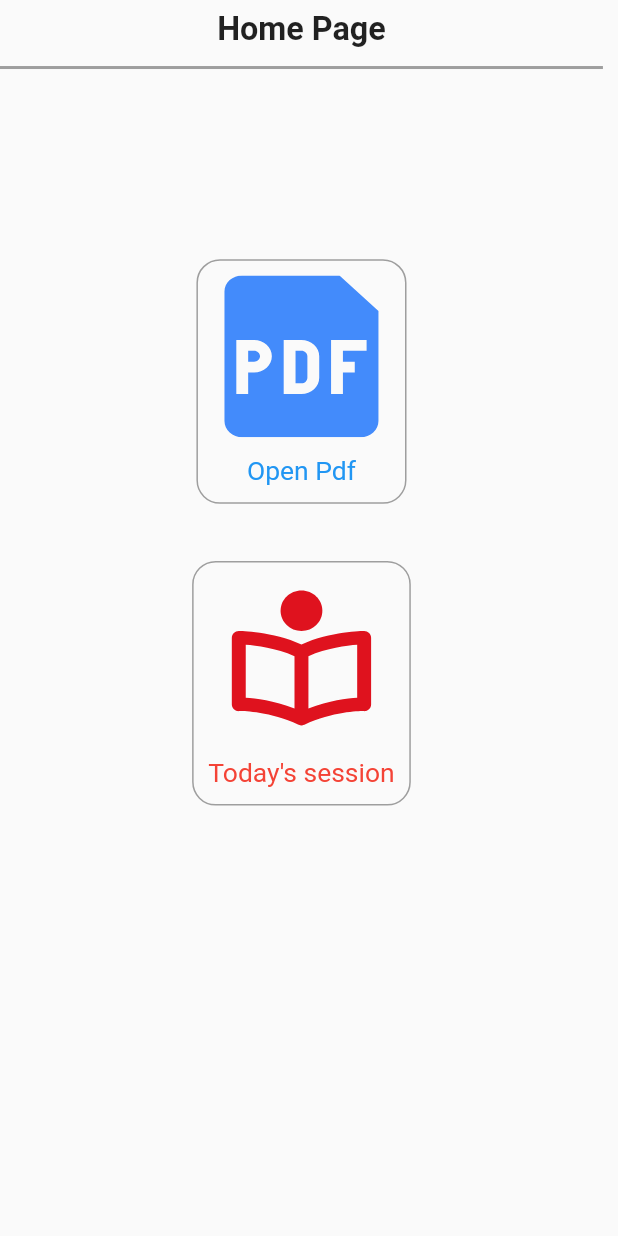
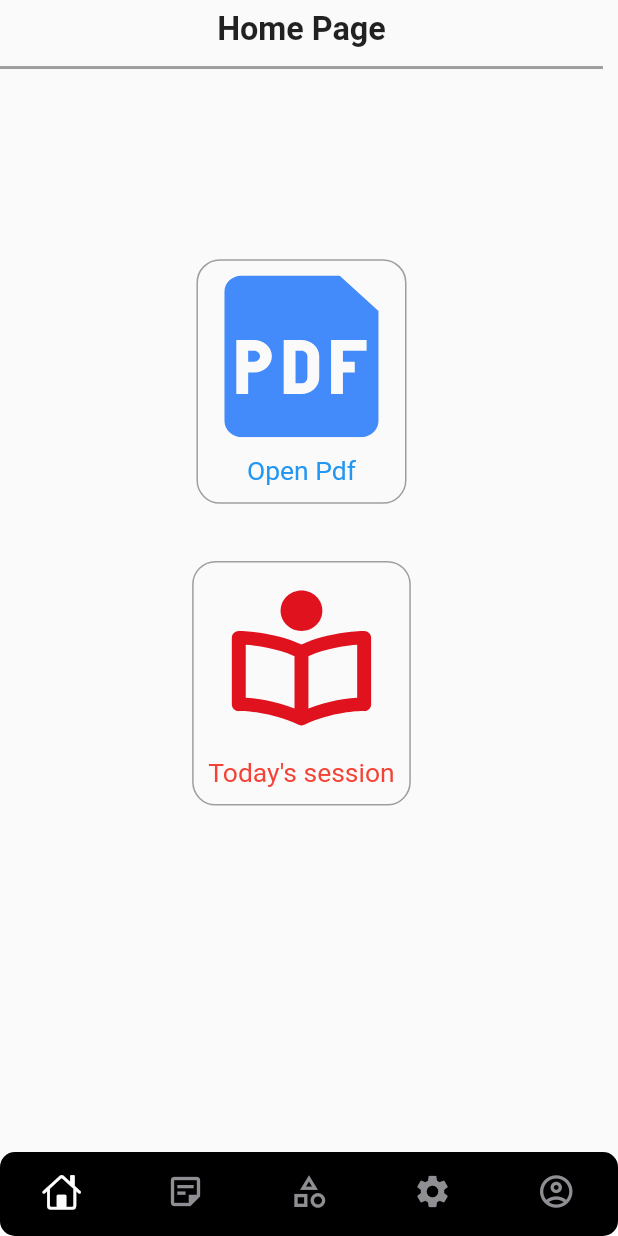
Before and after one commit to Mohamed-Elrashidy/Zakker_Mobile_App, a Flutter app: the screen it shows after launch, on a phone screen of 412 x 824 dp. Run offline on Flutter 3.47's test engine with Material 2 defaults, Android fonts, the phone set to English and light mode, and no system bars; drawn by our look-alikes of persistent_bottom_nav_bar; our stand-ins replace flutter_svg, get_it.

```diff
--- a/app/lib/main.dart
+++ b/app/lib/main.dart
@@ -1,9 +1,11 @@
 import 'package:app/presentation/pages/add_note_page.dart';
+import 'package:app/presentation/pages/bottom_nav_bar_page.dart';
 import 'package:app/presentation/pages/category_page.dart';
 import 'package:app/presentation/pages/edit_note_page.dart';
 import 'package:app/presentation/pages/home_page.dart';
 import 'package:app/presentation/pages/note_page.dart';
 import 'package:app/presentation/pages/notes_page.dart';
+import 'package:app/utils/app_routing.dart';
 import 'package:app/utils/dimension_scale.dart';
 import 'package:app/utils/dummy_data.dart';
 import 'package:flutter/material.dart';
@@ -20,11 +22,12 @@ class MyApp extends StatelessWidget {
   @override
   Widget build(BuildContext context) {
     return MaterialApp(
+      onGenerateRoute: AppRouting.generateRoutes,
         debugShowCheckedModeBanner: false,
         title: 'Flutter Demo',
         theme: ThemeData(
           primarySwatch: Colors.blue,
         ),
-        home:HomePage());
+        home:BottomNavBarPage());
   }
 }
--- /dev/null
+++ b/app/lib/presentation/pages/bottom_nav_bar_page.dart
@@ -0,0 +1,86 @@
+import 'package:app/presentation/pages/category_page.dart';
+import 'package:app/presentation/pages/home_page.dart';
+import 'package:flutter/cupertino.dart';
+import 'package:flutter/material.dart';
+import 'package:persistent_bottom_nav_bar/persistent_tab_view.dart';
+
+import 'notes_page.dart';
+
+class BottomNavBarPage extends StatelessWidget {
+   BottomNavBarPage({Key? key}) : super(key: key);
+  PersistentTabController _controller=PersistentTabController(initialIndex: 0);
+
+
+  @override
+  Widget build(BuildContext context) {
+    return PersistentTabView(
+      context,
+      controller: _controller,
+      screens: _buildScreens(),
+      items: _navBarsItems(),
+      confineInSafeArea: true,
+      backgroundColor: Colors.black, // Default is Colors.white.
+      handleAndroidBackButtonPress: true, // Default is true.
+      resizeToAvoidBottomInset: true, // This needs to be true if you want to move up the screen when keyboard appears. Default is true.
+      stateManagement: true, // Default is true.
+      hideNavigationBarWhenKeyboardShows: true, // Recommended to set 'resizeToAvoidBottomInset' as true while using this argument. Default is true.
+      decoration: NavBarDecoration(
+        borderRadius: BorderRadius.circular(10.0),
+        colorBehindNavBar: Colors.white,
+      ),
+      popAllScreensOnTapOfSelectedTab: true,
+      popActionScreens: PopActionScreensType.all,
+      itemAnimationProperties: ItemAnimationProperties( // Navigation Bar's items animation properties.
+        duration: Duration(milliseconds: 200),
+        curve: Curves.ease,
+      ),
+      screenTransitionAnimation: ScreenTransitionAnimation( // Screen transition animation on change of selected tab.
+        animateTabTransition: true,
+        curve: Curves.ease,
+        duration: Duration(milliseconds: 200),
+      ),
+      navBarStyle: NavBarStyle.style6, // Choose the nav bar style with this property.
+    );
+  }
+  List<Widget> _buildScreens() {
+  return [
+  HomePage(),
+  NotesPage(),
+  CategoryPage(),
+  Container(),
+  Container(),
+
+  ];
+  }
+  List<PersistentBottomNavBarItem> _navBarsItems() {
+  return [
+  PersistentBottomNavBarItem(
+  icon: Icon(CupertinoIcons.home),
+//  title: ("Home"),
+  activeColorPrimary: CupertinoColors.white,
+  inactiveColorPrimary: CupertinoColors.systemGrey,
+  ),PersistentBottomNavBarItem(
+  icon: Icon(Icons.sticky_note_2_outlined),
+  //title: ("Notes"),
+  activeColorPrimary: CupertinoColors.white,
+  inactiveColorPrimary: CupertinoColors.systemGrey,
+  ),PersistentBottomNavBarItem(
+  icon: Icon(Icons.category_outlined),
+  //title: ("Category"),
+  activeColorPrimary: CupertinoColors.white,
+  inactiveColorPrimary: CupertinoColors.systemGrey,
+  ),PersistentBottomNavBarItem(
+  icon: Icon(Icons.settings),
+  //title: ("settings"),
+  activeColorPrimary: CupertinoColors.white,
+  inactiveColorPrimary: CupertinoColors.systemGrey,
+  ),
+  PersistentBottomNavBarItem(
+  icon: Icon(Icons.account_circle_outlined),
+  //title: ("profile"),
+  activeColorPrimary: CupertinoColors.white,
+  inactiveColorPrimary: CupertinoColors.systemGrey,
+  ),
+  ];
+  }
+}
--- /dev/null
+++ b/app/lib/utils/routes.dart
@@ -0,0 +1,7 @@
+class Routes{
+
+  static const String bottomNavBarPage="lib/presentation/pages/bottom_nav_bar_page.dart";
+  static const String notePage="lib/presentation/pages/note_page.dart";
+  static const String editNotePage="lib/presentation/pages/edit_note_page.dart";
+  static const String addNotePage="lib/presentation/pages/add_note_page.dart";
+}
--- a/app/pubspec.yaml
+++ b/app/pubspec.yaml
@@ -38,6 +38,7 @@ dependencies:
   get_it: ^7.2.0
   image_picker: ^0.8.7+3
   flutter_svg: ^2.0.5
+  persistent_bottom_nav_bar: ^5.0.2
 
 dev_dependencies:
   flutter_test:
```
Also changed, not shown: app/lib/presentation/pages/note_page.dart (+9 -3 lines), app/lib/presentation/pages/notes_page.dart (+9 -2 lines), app/lib/presentation/widgets/main_button.dart (+5 -2 lines), app/lib/utils/app_routing.dart (added, +31 -0 lines), app/pubspec.lock.
